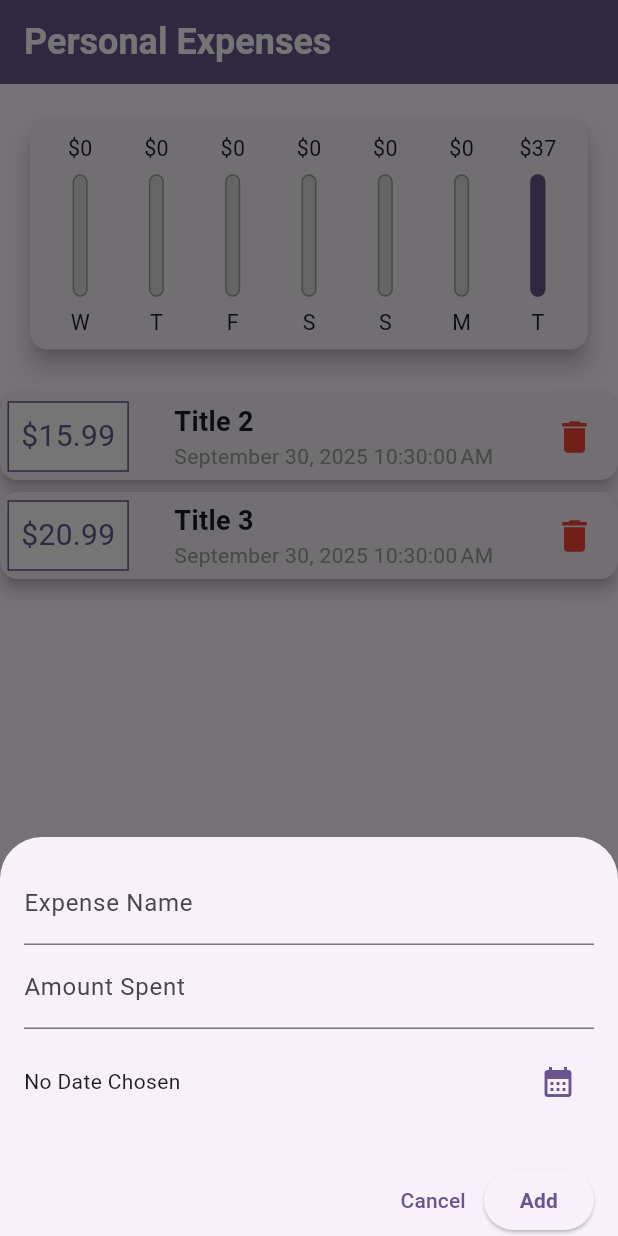
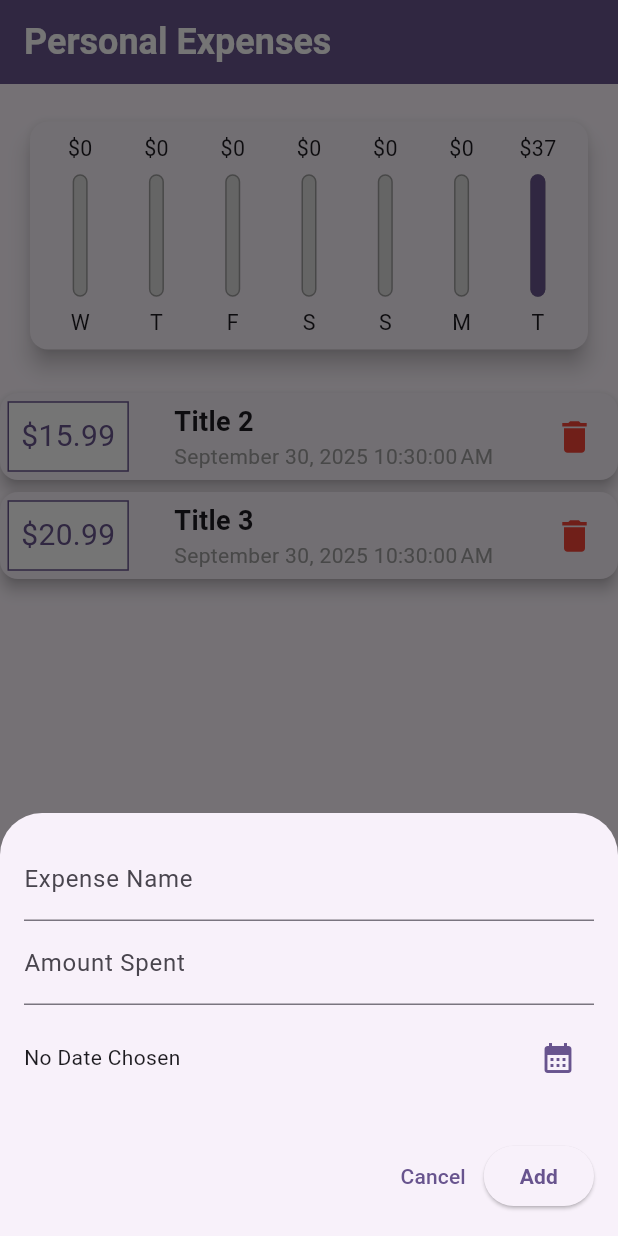
Before and after one commit to rasathelamedude/flutter-expense-tracker, a Flutter app: the screen it shows after launch, after a tap on the "delete" icon, after a tap on the "add" icon, on a phone screen of 412 x 824 dp. Run offline on Flutter 3.47's test engine with Material 3 defaults, Android fonts, the phone set to English and light mode, and no system bars.

Commit message:
Add additional content to the delete icon when width is avaliable

```diff
--- a/lib/widgets/my_transaction.dart
+++ b/lib/widgets/my_transaction.dart
@@ -34,10 +34,16 @@ class MyTransaction extends StatelessWidget {
             MyTransactionTitleDate(title: title, date: date),
 
             // Delete Action
-            IconButton(
-              onPressed: deleteExpense,
-              icon: Icon(Icons.delete, color: Colors.red, size: 28),
-            ),
+            MediaQuery.of(context).size.width > 460
+                ? ElevatedButton.icon(
+                    onPressed: deleteExpense,
+                    icon: Icon(Icons.delete, color: Colors.red, size: 28),
+                    label: Text("Delete Transaction"),
+                  )
+                : IconButton(
+                    onPressed: deleteExpense,
+                    icon: Icon(Icons.delete, color: Colors.red, size: 28),
+                  ),
           ],
         ),
       ),
--- a/lib/widgets/new_transaction_form.dart
+++ b/lib/widgets/new_transaction_form.dart
@@ -66,7 +66,7 @@ class _TransactionFormState extends State<TransactionForm> {
       child: Padding(
         padding: EdgeInsetsGeometry.only(
           top: 16,
-          bottom: MediaQuery.of(context).viewInsets.bottom,
+          bottom: MediaQuery.of(context).viewInsets.bottom + 16,
           right: 16,
           left: 16,
         ),
```
